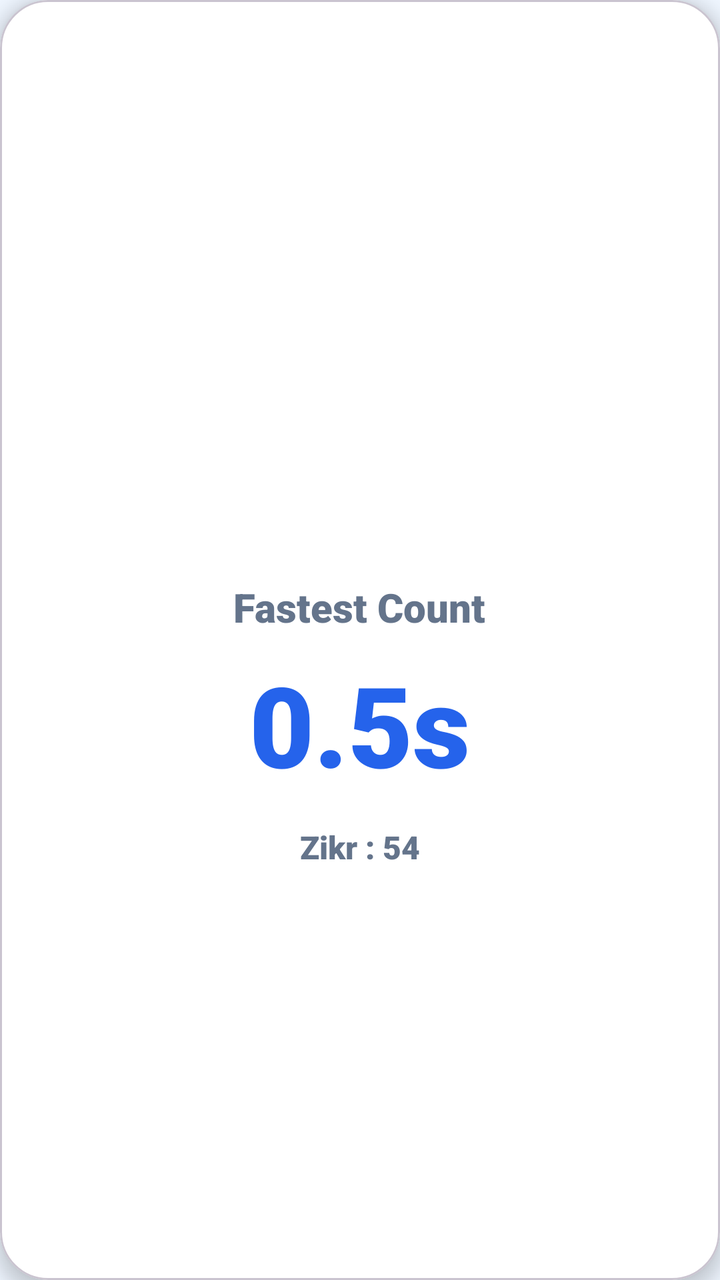
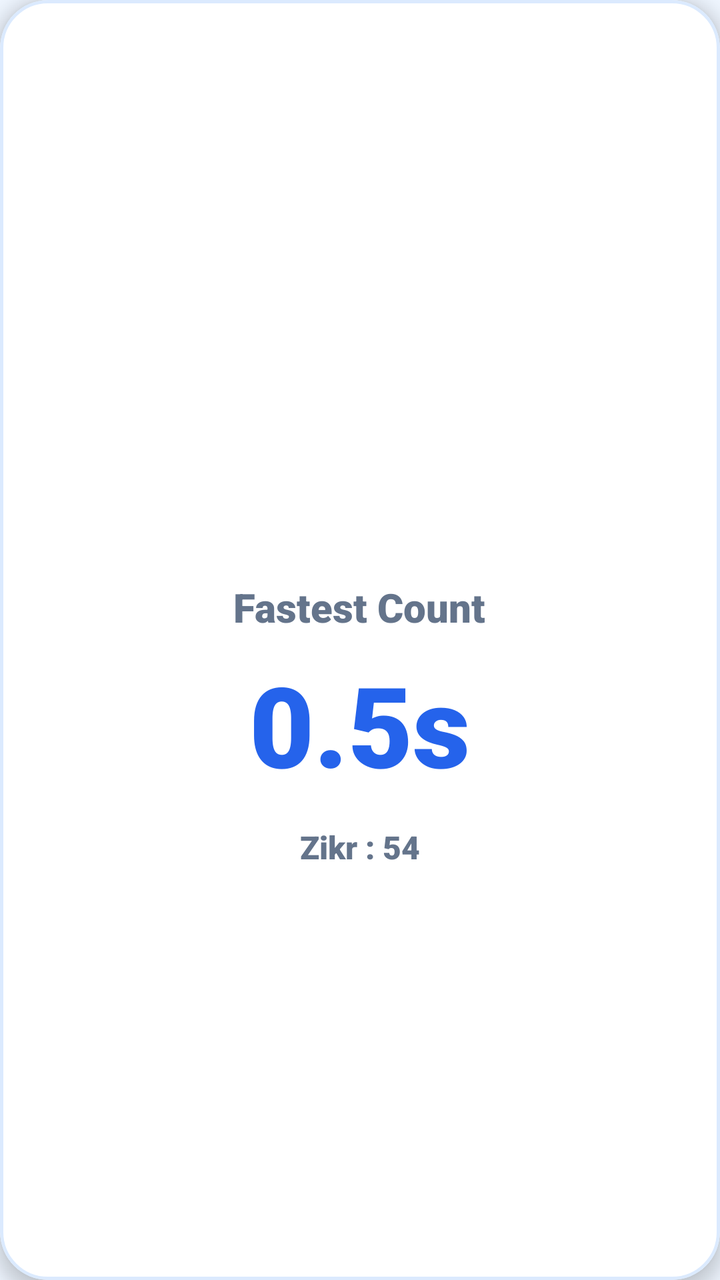

Before-and-after screenshots of an Android layout around one commit, followed by the original layout XML and the change that was made.
<!-- AndroidManifest.xml: application theme Theme.SmartTasbeeh -->
<!-- res/layout/item_analysis_card.xml -->
<?xml version="1.0" encoding="utf-8"?>
<com.google.android.material.card.MaterialCardView xmlns:android="http://schemas.android.com/apk/res/android"
    xmlns:app="http://schemas.android.com/apk/res-auto"
    android:id="@+id/cardInfo"
    android:layout_width="match_parent"
    android:layout_height="match_parent"
    android:layout_margin="16dp"
    app:cardCornerRadius="24dp"
    app:cardElevation="5dp"
    app:cardBackgroundColor="@color/card_background">

    <androidx.constraintlayout.widget.ConstraintLayout
        android:layout_width="match_parent"
        android:layout_height="match_parent"
        android:padding="24dp">

        
        <LinearLayout
            android:id="@+id/layoutStatContent"
            android:layout_width="match_parent"
            android:layout_height="wrap_content"
            android:orientation="vertical"
            android:gravity="center"
            app:layout_constraintTop_toTopOf="parent"
            app:layout_constraintBottom_toBottomOf="parent">

            <ImageView
                android:id="@+id/ivIcon"
                android:layout_width="64dp"
                android:layout_height="64dp"
                android:layout_marginBottom="20dp"
                app:tint="@color/tasbeeh_blue_primary"/>

            <TextView
                android:id="@+id/tvTitle"
                android:layout_width="wrap_content"
                android:layout_height="wrap_content"
                android:text="Fastest Count"
                android:textSize="20sp"
                android:textColor="@color/text_secondary"
                android:fontFamily="sans-serif-black"
                android:layout_marginBottom="15dp"/>

            <TextView
                android:id="@+id/tvValue"
                android:layout_width="wrap_content"
                android:layout_height="wrap_content"
                android:text="0.5s"
                android:textSize="56sp"
                android:textColor="@color/tasbeeh_blue_primary"
                android:fontFamily="sans-serif-black"
                android:includeFontPadding="false"
                android:layout_marginBottom="15dp"/>

            <TextView
                android:id="@+id/tvSubtext"
                android:layout_width="wrap_content"
                android:layout_height="wrap_content"
                android:text="Zikr : 54"
                android:textSize="16sp"
                android:textColor="@color/text_secondary"
                android:fontFamily="sans-serif-black"
                android:textAlignment="center"/>

        </LinearLayout>

        
        <FrameLayout
            android:id="@+id/layoutGraphContent"
            android:layout_width="match_parent"
            android:layout_height="match_parent"
            android:visibility="gone">
             <TextView
                android:layout_width="wrap_content"
                android:layout_height="wrap_content"
                android:text="Performance Graph"
                android:textSize="18sp"
                android:layout_gravity="top|center_horizontal"
                android:textColor="@color/text_primary"
                android:fontFamily="sans-serif-bold"
                android:layout_marginBottom="10dp"/>
                
             <FrameLayout
                 android:id="@+id/graphFrame"
                 android:layout_width="match_parent"
                 android:layout_height="match_parent"
                 android:layout_marginTop="40dp"
                 android:padding="8dp"/>
        </FrameLayout>

    </androidx.constraintlayout.widget.ConstraintLayout>

</com.google.android.material.card.MaterialCardView>
<!-- resources referenced by this layout -->
<resources>
  <color name="card_background">#FFFFFF</color>
  <color name="tasbeeh_blue_primary">#2563EB</color>
  <color name="text_primary">#0F172A</color>
  <color name="text_secondary">#64748B</color>
  <style name="Theme.SmartTasbeeh" parent="Base.Theme.SmartTasbeeh" />
  <style name="Base.Theme.SmartTasbeeh" parent="Theme.Material3.DayNight.NoActionBar">
          <item name="colorPrimary">@color/tasbeeh_blue_primary</item>
          <item name="colorPrimaryVariant">@color/tasbeeh_blue_dark</item>
          <item name="colorOnPrimary">@color/white</item>
  
          <item name="android:statusBarColor">@color/tasbeeh_blue_dark</item>
          <item name="android:windowLightStatusBar">false</item>
  
          <item name="android:windowBackground">@color/background_light</item>
          <item name="android:textColor">@color/text_primary</item>
      </style>
  <color name="tasbeeh_blue_dark">#1E3A8A</color>
  <color name="white">#FFFFFFFF</color>
  <color name="background_light">#EFF6FF</color>
</resources>

<!-- the commit's change to res/layout/item_analysis_card.xml (unified diff, before → after) -->
@@ -7,7 +7,9 @@
     android:layout_margin="16dp"
     app:cardCornerRadius="24dp"
     app:cardElevation="5dp"
-    app:cardBackgroundColor="@color/card_background">
+    app:cardBackgroundColor="@color/card_background"
+    app:strokeColor="@color/card_stroke_color"
+    app:strokeWidth="1.5dp">
 
     <androidx.constraintlayout.widget.ConstraintLayout
         android:layout_width="match_parent"
@@ -64,29 +66,7 @@
 
         </LinearLayout>
 
-        
-        <FrameLayout
-            android:id="@+id/layoutGraphContent"
-            android:layout_width="match_parent"
-            android:layout_height="match_parent"
-            android:visibility="gone">
-             <TextView
-                android:layout_width="wrap_content"
-                android:layout_height="wrap_content"
-                android:text="Performance Graph"
-                android:textSize="18sp"
-                android:layout_gravity="top|center_horizontal"
-                android:textColor="@color/text_primary"
-                android:fontFamily="sans-serif-bold"
-                android:layout_marginBottom="10dp"/>
-                
-             <FrameLayout
-                 android:id="@+id/graphFrame"
-                 android:layout_width="match_parent"
-                 android:layout_height="match_parent"
-                 android:layout_marginTop="40dp"
-                 android:padding="8dp"/>
-        </FrameLayout>
+
 
     </androidx.constraintlayout.widget.ConstraintLayout>
 
<!-- resource entries referenced after the edit -->
@@ -1,6 +1,7 @@
 <!-- resources referenced by this layout -->
 <resources>
   <color name="card_background">#FFFFFF</color>
+  <color name="card_stroke_color">#DBEAFE</color>
   <color name="tasbeeh_blue_primary">#2563EB</color>
   <color name="text_primary">#0F172A</color>
   <color name="text_secondary">#64748B</color>
